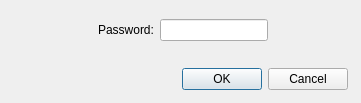
Above: setpassworddialog.ui from krogank9/WifiMouseServer before the change. Below: the same form after it.
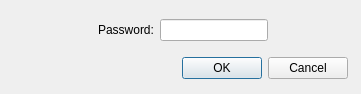
That is the form after the change.

What changed in the file:
```diff
--- a/setpassworddialog.ui
+++ b/setpassworddialog.ui
@@ -7,7 +7,7 @@
     <x>0</x>
     <y>0</y>
     <width>361</width>
-    <height>103</height>
+    <height>94</height>
    </rect>
   </property>
   <property name="windowTitle">
@@ -17,9 +17,9 @@
    <property name="geometry">
     <rect>
      <x>17</x>
-     <y>19</y>
+     <y>9</y>
      <width>331</width>
-     <height>71</height>
+     <height>81</height>
     </rect>
    </property>
    <layout class="QVBoxLayout" name="verticalLayout_3">
@@ -67,19 +67,6 @@
       </item>
      </layout>
     </item>
-    <item>
-     <spacer name="verticalSpacer">
-      <property name="orientation">
-       <enum>Qt::Vertical</enum>
-      </property>
-      <property name="sizeHint" stdset="0">
-       <size>
-        <width>20</width>
-        <height>30</height>
-       </size>
-      </property>
-     </spacer>
-    </item>
     <item>
      <widget class="QDialogButtonBox" name="setPasswordButtons">
       <property name="orientation">
```
